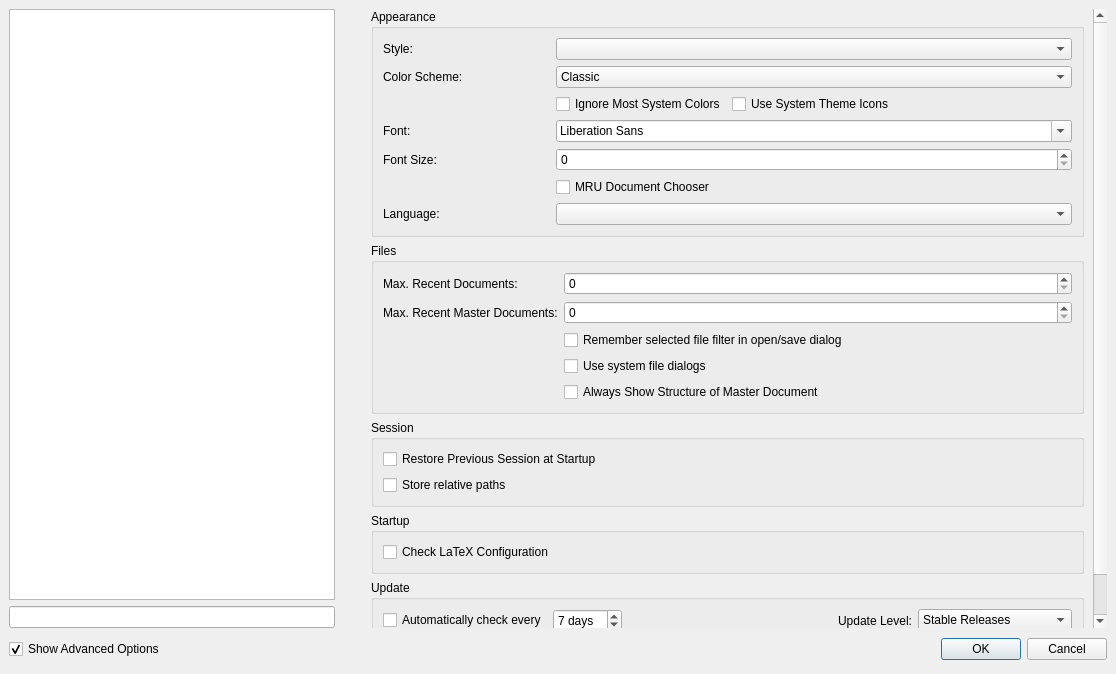
Qt form src/configdialog.ui (texstudio-org/texstudio) before a commit.
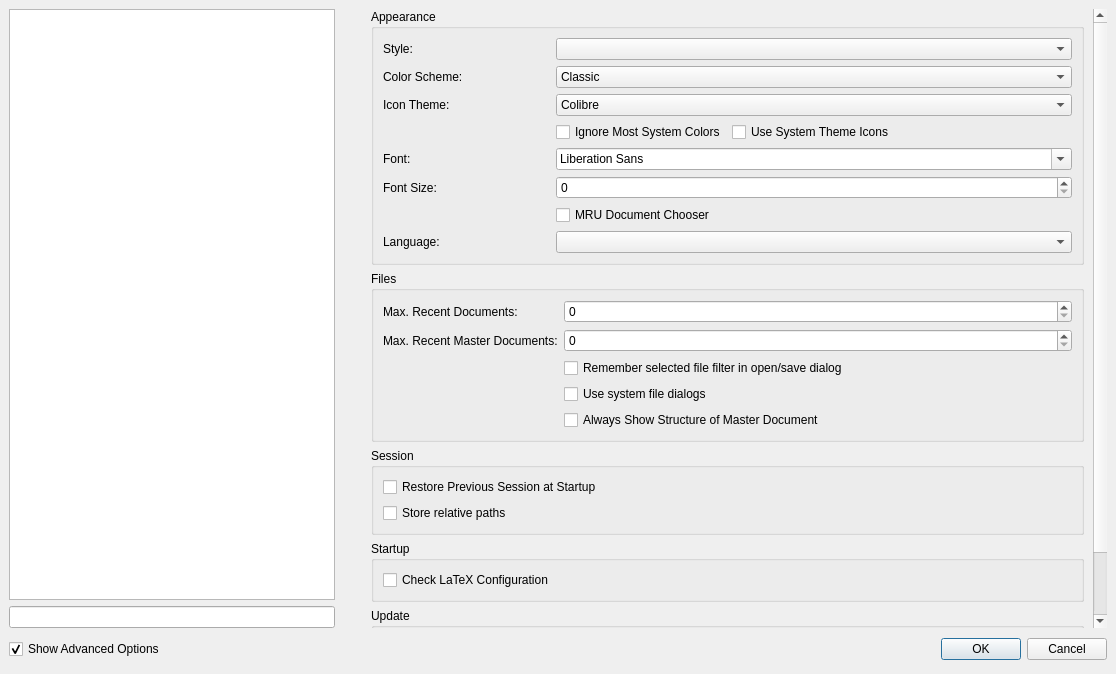
The same form after that commit. The open tabs and pages were chosen to show the change. Icons and pictures are not drawn.

Commit message: Implement "Icon Theme" setting - A combo box "Icon Theme:" is now available in the config dialog - icons now selected by this setting (but not 100% functionally right now)

Patch:
```diff
--- a/src/configdialog.ui
+++ b/src/configdialog.ui
@@ -185,8 +185,8 @@
            <rect>
             <x>0</x>
             <y>0</y>
-            <width>477</width>
-            <height>552</height>
+            <width>793</width>
+            <height>816</height>
            </rect>
           </property>
           <layout class="QVBoxLayout" name="verticalLayout">
@@ -356,6 +356,32 @@
                 </property>
                </widget>
               </item>
+              <item row="2" column="0">
+               <widget class="QLabel" name="label_27">
+                <property name="text">
+                 <string>Icon Theme:</string>
+                </property>
+               </widget>
+              </item>
+              <item row="2" column="1" colspan="3">
+               <widget class="QComboBox" name="comboBoxInterfaceIconTheme">
+                <item>
+                 <property name="text">
+                  <string>Colibre</string>
+                 </property>
+                </item>
+                <item>
+                 <property name="text">
+                  <string>Modern</string>
+                 </property>
+                </item>
+                <item>
+                 <property name="text">
+                  <string>Classic</string>
+                 </property>
+                </item>
+               </widget>
+              </item>
              </layout>
             </widget>
            </item>
```
Left out of the diff: 26 changed lines with no effect on the pictures. The commit also changes 4 other files.
